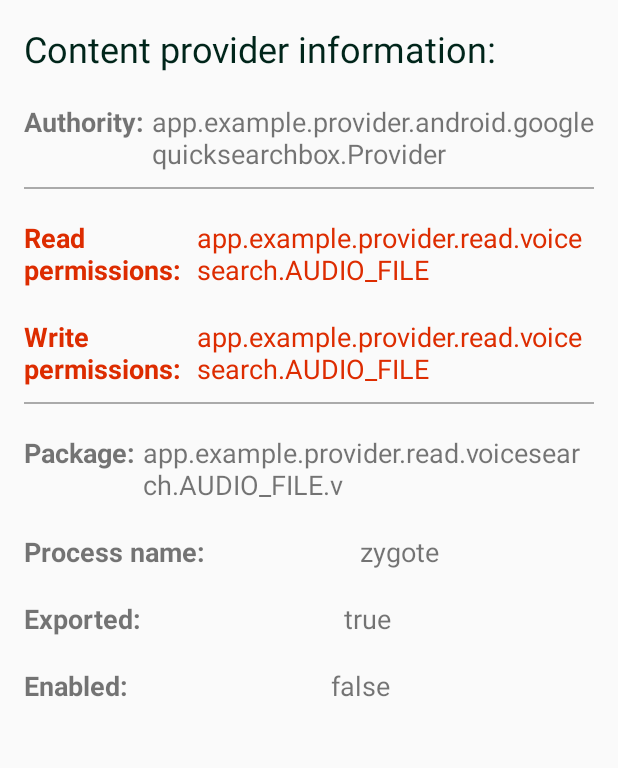
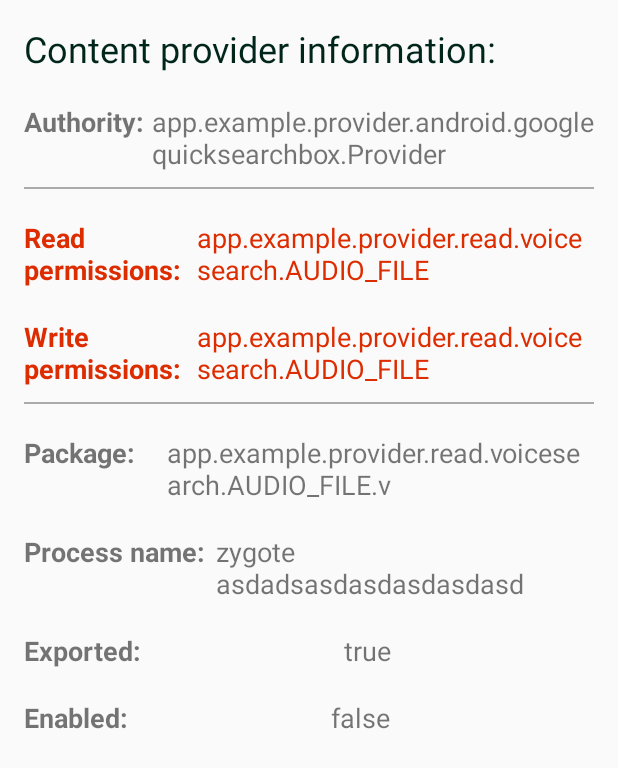
Before and after one commit to AlexeyZatsepin/CP-Tester, an Android app: the layout fragment_details_info.xml on its own in the app's theme, with its tools: preview values and no code run, on a phone screen of 412 x 824 dp. Shown: the top 768 px of the screen. Run offline under Robolectric (Android 15) with nearby library versions, the light colour scheme and no system bars.

Commit message:
UI improvement

```diff
--- a/app/src/main/java/study/cp/datastoreanalisys/activity/MainActivity.java
+++ b/app/src/main/java/study/cp/datastoreanalisys/activity/MainActivity.java
@@ -10,6 +10,7 @@ import android.preference.PreferenceManager;
 import android.support.v4.app.ActivityCompat;
 import android.support.v4.content.ContextCompat;
 import android.support.v4.view.MenuItemCompat;
+import android.support.v4.widget.SwipeRefreshLayout;
 import android.support.v7.app.AppCompatActivity;
 import android.os.Bundle;
 import android.support.v7.widget.LinearLayoutManager;
@@ -39,6 +40,7 @@ import static study.cp.datastoreanalisys.ContentProviderHelper.getStatus;
 public class MainActivity extends AppCompatActivity implements ProviderAdapter.OnAdapterItemClickListener {
     private static final int MY_PERMISSIONS_REQUEST_READ_SMS = 0;
     private RecyclerView mRecyclerView;
+//    private SwipeRefreshLayout mRefreshLayout;
     private CompositeDisposable mCompositeDisposable;
     private ProviderAdapter mAdapter;
     private SharedPreferences sp;
@@ -54,6 +56,16 @@ public class MainActivity extends AppCompatActivity implements ProviderAdapter.O
         mCompositeDisposable = new CompositeDisposable();
         initRecyclerView();
         loadProviders();
+//        mRefreshLayout = (SwipeRefreshLayout) findViewById(R.id.refresh);
+//        mRefreshLayout.setOnRefreshListener(new SwipeRefreshLayout.OnRefreshListener() {
+//            @Override
+//            public void onRefresh() {
+//                mRefreshLayout.setRefreshing(true);
+//                loadProviders();
+//                runLayoutAnimation();
+//                mRefreshLayout.setRefreshing(false);
+//            }
+//        });
     }
 
     private void checkPermission(){
@@ -125,7 +137,7 @@ public class MainActivity extends AppCompatActivity implements ProviderAdapter.O
                 .subscribe(this::handleResponse,this::handleError));
     }
 
-    private void testProviders() {
+    private void testProvidegitrs() {
         mCompositeDisposable.add(getProviders()
                 .observeOn(AndroidSchedulers.mainThread())//Schedulers.single()
                 .subscribeOn(Schedulers.io())
@@ -234,9 +246,10 @@ public class MainActivity extends AppCompatActivity implements ProviderAdapter.O
     private void runLayoutAnimation() {
         final LayoutAnimationController controller =
                 AnimationUtils.loadLayoutAnimation(getApplicationContext(), R.anim.layout_animation_fall_down);
-
         mRecyclerView.setLayoutAnimation(controller);
         mRecyclerView.getAdapter().notifyDataSetChanged();
         mRecyclerView.scheduleLayoutAnimation();
     }
+
+
 }
--- a/app/src/main/res/layout/activity_main.xml
+++ b/app/src/main/res/layout/activity_main.xml
@@ -1,6 +1,5 @@
 <?xml version="1.0" encoding="utf-8"?>
-<android.support.design.widget.CoordinatorLayout
-    xmlns:android="http://schemas.android.com/apk/res/android"
+<android.support.design.widget.CoordinatorLayout xmlns:android="http://schemas.android.com/apk/res/android"
     xmlns:app="http://schemas.android.com/apk/res-auto"
     xmlns:tools="http://schemas.android.com/tools"
     android:layout_width="match_parent"
@@ -18,16 +17,22 @@
             android:layout_width="match_parent"
             android:layout_height="?attr/actionBarSize"
             android:background="?attr/colorPrimary"
-            app:popupTheme="@style/AppTheme.PopupOverlay"/>
+            app:popupTheme="@style/AppTheme.PopupOverlay" />
 
     </android.support.design.widget.AppBarLayout>
 
-    <android.support.v7.widget.RecyclerView
-        android:id="@+id/card_recycler_view"
-        android:scrollbars="vertical"
-        android:layout_width="match_parent"
-        android:layout_height="match_parent"
-        android:layoutAnimation="@anim/layout_animation_fall_down"
-        android:layout_marginTop="?actionBarSize"/>
+    <!--<android.support.v4.widget.SwipeRefreshLayout-->
+        <!--android:id="@+id/refresh"-->
+        <!--android:layout_width="match_parent"-->
+        <!--android:layout_height="match_parent">-->
+
+        <android.support.v7.widget.RecyclerView
+            android:id="@+id/card_recycler_view"
+            android:layout_width="match_parent"
+            android:layout_height="match_parent"
+            android:layout_marginTop="?actionBarSize"
+            android:layoutAnimation="@anim/layout_animation_fall_down"
+            android:scrollbars="vertical" />
+    <!--</android.support.v4.widget.SwipeRefreshLayout>-->
 
 </android.support.design.widget.CoordinatorLayout>
--- a/app/src/main/res/layout/fragment_details_info.xml
+++ b/app/src/main/res/layout/fragment_details_info.xml
@@ -1,3 +1,7 @@
+<ScrollView xmlns:android="http://schemas.android.com/apk/res/android"
+    android:layout_width="match_parent"
+    android:layout_height="wrap_content">
+
     <LinearLayout xmlns:android="http://schemas.android.com/apk/res/android"
         xmlns:tools="http://schemas.android.com/tools"
         android:layout_width="match_parent"
@@ -24,114 +28,114 @@
         <!--android:contentDescription="@string/content_description" />-->
 
         <LinearLayout
-        android:orientation="horizontal"
+            android:layout_width="match_parent"
+            android:layout_height="wrap_content"
             android:layout_marginTop="20dp"
-        android:layout_width="match_parent"
-        android:layout_height="wrap_content">
+            android:orientation="horizontal">
 
             <TextView
                 android:layout_width="wrap_content"
                 android:layout_height="wrap_content"
+                android:maxLines="1"
                 android:minWidth="50dp"
-            android:textStyle="bold"
-            android:maxLines="1"
                 android:text="@string/section_authority"
-            android:textSize="18sp" />
+                android:textSize="18sp"
+                android:textStyle="bold" />
 
             <TextView
                 android:id="@+id/section_label"
                 android:layout_width="wrap_content"
+                android:layout_height="wrap_content"
                 android:layout_gravity="end"
-            android:layout_height="wrap_content"
+                android:ellipsize="end"
+                android:maxLines="2"
+                android:paddingStart="5dp"
                 android:textSize="18sp"
-            android:paddingStart="5dp"
-            android:maxLines="2"
-            android:ellipsize="end"
-            tools:text="app.example.provider.android.googlequicksearchbox.Provider"/>
+                tools:text="app.example.provider.android.googlequicksearchbox.Provider" />
         </LinearLayout>
 
         <View
             android:layout_width="match_parent"
             android:layout_height="1dp"
             android:layout_marginTop="10dp"
-        android:background="@android:color/darker_gray"/>
+            android:background="@android:color/darker_gray" />
 
         <LinearLayout
-        android:orientation="horizontal"
+            android:layout_width="match_parent"
+            android:layout_height="wrap_content"
             android:layout_marginTop="20dp"
-        android:layout_width="match_parent"
-        android:layout_height="wrap_content">
+            android:orientation="horizontal">
 
             <TextView
                 android:layout_width="110dp"
                 android:layout_height="wrap_content"
-            android:textColor="@color/colorAccent"
-            android:textStyle="bold"
                 android:lines="2"
                 android:text="@string/section_permissions_read"
-            android:textSize="18sp" />
+                android:textColor="@color/colorAccent"
+                android:textSize="18sp"
+                android:textStyle="bold" />
 
             <TextView
                 android:id="@+id/section_permissions_read"
                 android:layout_width="wrap_content"
+                android:layout_height="wrap_content"
                 android:layout_gravity="end"
-            android:layout_height="wrap_content"
-            android:textSize="18sp"
+                android:ellipsize="end"
+                android:maxLines="3"
                 android:paddingStart="5dp"
                 android:textColor="@color/colorAccent"
-            android:maxLines="3"
-            android:ellipsize="end"
-            tools:text="app.example.provider.read.voicesearch.AUDIO_FILE"/>
+                android:textSize="18sp"
+                tools:text="app.example.provider.read.voicesearch.AUDIO_FILE" />
         </LinearLayout>
 
         <LinearLayout
-        android:orientation="horizontal"
+            android:layout_width="match_parent"
+            android:layout_height="wrap_content"
             android:layout_marginTop="20dp"
-        android:layout_width="match_parent"
-        android:layout_height="wrap_content">
+            android:orientation="horizontal">
 
             <TextView
                 android:layout_width="110dp"
                 android:layout_height="wrap_content"
-            android:textStyle="bold"
                 android:lines="2"
+                android:text="@string/section_permissions_write"
                 android:textColor="@color/colorAccent"
-            android:text="@string/section_permissions_write"
-            android:textSize="18sp" />
+                android:textSize="18sp"
+                android:textStyle="bold" />
 
             <TextView
                 android:id="@+id/section_permissions_write"
                 android:layout_width="wrap_content"
+                android:layout_height="wrap_content"
                 android:layout_gravity="end"
-            android:layout_height="wrap_content"
-            android:textSize="18sp"
+                android:ellipsize="end"
+                android:maxLines="3"
                 android:paddingStart="5dp"
                 android:textColor="@color/colorAccent"
-            android:maxLines="3"
-            android:ellipsize="end"
-            tools:text="app.example.provider.read.voicesearch.AUDIO_FILE"/>
+                android:textSize="18sp"
+                tools:text="app.example.provider.read.voicesearch.AUDIO_FILE" />
         </LinearLayout>
 
         <View
             android:layout_width="match_parent"
             android:layout_height="1dp"
             android:layout_marginTop="10dp"
-        android:background="@android:color/darker_gray"/>
+            android:background="@android:color/darker_gray" />
 
         <LinearLayout
-        android:orientation="horizontal"
+            android:layout_width="match_parent"
+            android:layout_height="wrap_content"
             android:layout_marginTop="20dp"
-        android:layout_width="match_parent"
-        android:layout_height="wrap_content">
+            android:orientation="horizontal">
 
             <TextView
-            android:layout_width="wrap_content"
+                android:layout_width="90dp"
                 android:layout_height="wrap_content"
-            android:textStyle="bold"
+                android:maxLines="1"
                 android:minWidth="70dp"
-            android:maxLines="1"
                 android:text="@string/section_package"
-            android:textSize="18sp" />
+                android:textSize="18sp"
+                android:textStyle="bold" />
 
             <TextView
                 android:id="@+id/section_package"
@@ -144,78 +148,76 @@
         </LinearLayout>
 
         <LinearLayout
-        android:orientation="horizontal"
+            android:layout_width="match_parent"
+            android:layout_height="wrap_content"
             android:layout_marginTop="20dp"
+            android:orientation="horizontal">
+
+            <TextView
+                android:layout_width="128dp"
+                android:layout_height="wrap_content"
+                android:maxLines="1"
+                android:text="@string/section_process"
+                android:textSize="18sp"
+                android:textStyle="bold" />
+
+            <TextView
+                android:id="@+id/section_process"
+                android:layout_width="wrap_content"
+                android:layout_height="wrap_content"
+                android:layout_gravity="end"
+                android:layout_weight="1"
+                android:textSize="18sp"
+                tools:text="zygote asdadsasdasdasdasdasd" />
+        </LinearLayout>
+
+        <LinearLayout
             android:layout_width="match_parent"
-        android:layout_height="wrap_content">
+            android:layout_height="wrap_content"
+            android:layout_marginTop="20dp"
+            android:orientation="horizontal">
 
             <TextView
                 android:layout_width="wrap_content"
                 android:layout_height="wrap_content"
                 android:layout_weight="1"
-            android:textStyle="bold"
                 android:maxLines="1"
-            android:text="@string/section_process"
-            android:textSize="18sp" />
+                android:text="@string/section_exported"
+                android:textSize="18sp"
+                android:textStyle="bold" />
 
             <TextView
-            android:id="@+id/section_process"
+                android:id="@+id/section_exported"
                 android:layout_width="wrap_content"
+                android:layout_height="wrap_content"
                 android:layout_gravity="end"
-            android:layout_height="wrap_content"
+                android:layout_weight="1"
                 android:textSize="18sp"
-            android:layout_weight="1"
-            tools:text="zygote"/>
+                tools:text="true" />
         </LinearLayout>
 
         <LinearLayout
-        android:orientation="horizontal"
+            android:layout_width="match_parent"
+            android:layout_height="wrap_content"
             android:layout_marginTop="20dp"
-        android:layout_width="match_parent"
-        android:layout_height="wrap_content">
+            android:orientation="horizontal">
 
             <TextView
                 android:layout_width="wrap_content"
                 android:layout_height="wrap_content"
                 android:layout_weight="1"
-            android:textStyle="bold"
-            android:maxLines="1"
-            android:text="@string/section_exported"
-            android:textSize="18sp" />
-
-        <TextView
-            android:id="@+id/section_exported"
-            android:layout_width="wrap_content"
-            android:layout_gravity="end"
-            android:layout_height="wrap_content"
+                android:text="@string/section_enabled"
                 android:textSize="18sp"
-            android:layout_weight="1"
-            tools:text="true"/>
-    </LinearLayout>
-
-    <LinearLayout
-        android:orientation="horizontal"
-        android:layout_marginTop="20dp"
-        android:layout_width="match_parent"
-        android:layout_height="wrap_content">
-
-        <TextView
-            android:layout_width="wrap_content"
-            android:layout_height="wrap_content"
-            android:layout_weight="1"
-            android:textStyle="bold"
-            android:text="@string/section_enabled"
-            android:textSize="18sp" />
+                android:textStyle="bold" />
 
             <TextView
                 android:id="@+id/section_enabled"
                 android:layout_width="wrap_content"
+                android:layout_height="wrap_content"
                 android:layout_gravity="end"
-            android:layout_height="wrap_content"
+                android:layout_weight="1"
                 android:textSize="18sp"
-            android:layout_weight="1"
-            tools:text="false"/>
+                tools:text="false" />
         </LinearLayout>
-
-
     </LinearLayout>
+</ScrollView>
```
Lines whose indentation alone changed are shown as unchanged.
